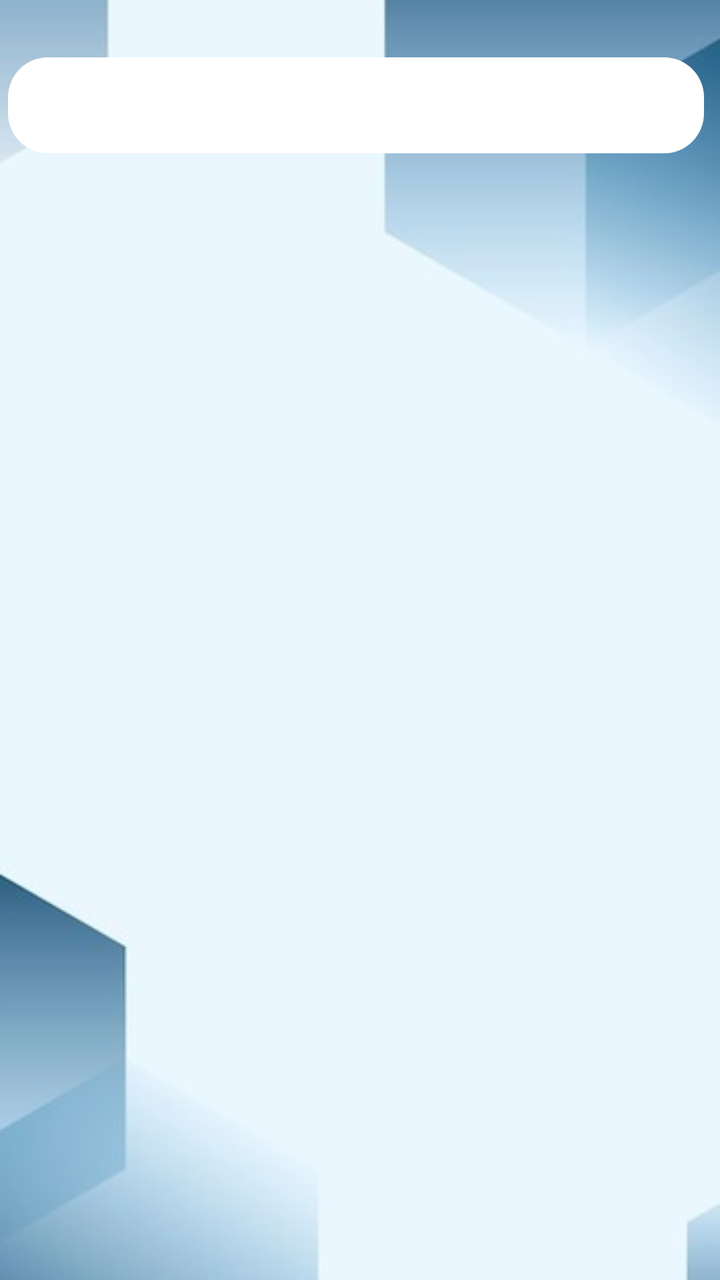
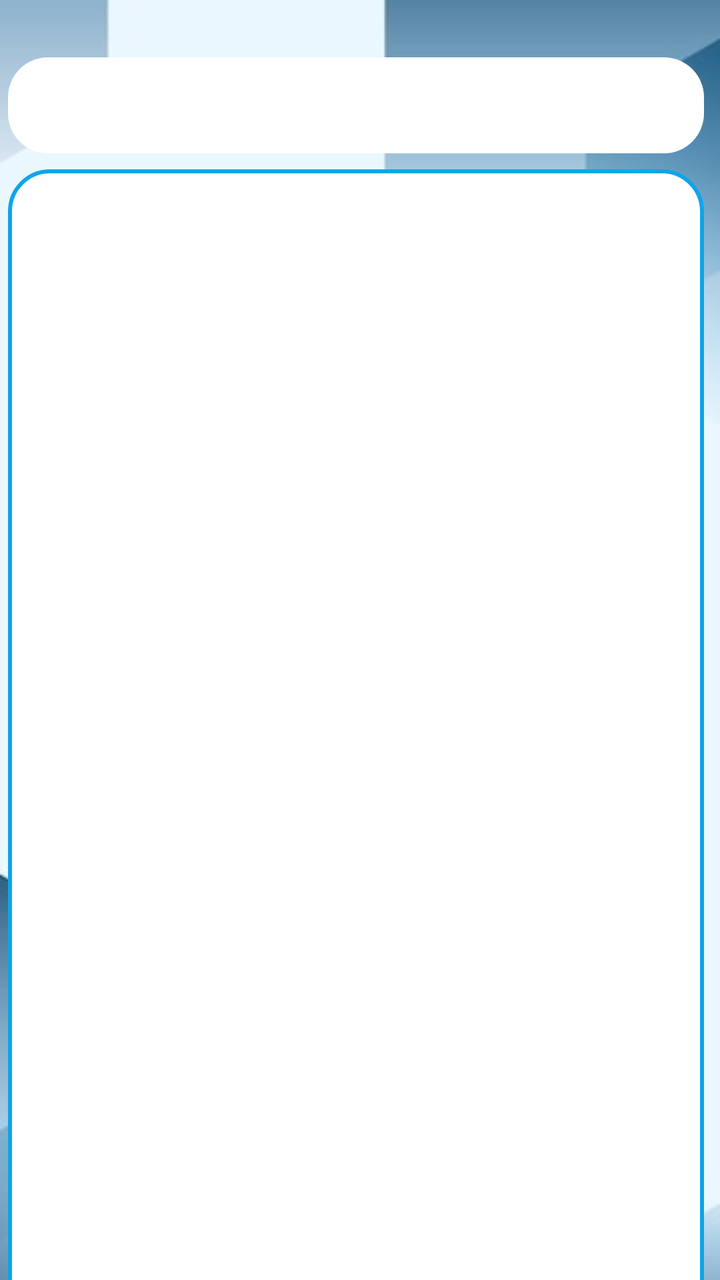

Screens rendered from an Android XML layout before and after an edit, with the pre-edit source and the edit as a unified diff.
<!-- AndroidManifest.xml: application theme Theme.Practical_4 -->
<!-- res/layout/activity_main.xml -->
<?xml version="1.0" encoding="utf-8"?>
<androidx.constraintlayout.widget.ConstraintLayout xmlns:android="http://schemas.android.com/apk/res/android"
    xmlns:app="http://schemas.android.com/apk/res-auto"
    xmlns:tools="http://schemas.android.com/tools"
    android:id="@+id/main"
    android:layout_width="match_parent"
    android:layout_height="match_parent"
    android:background="@drawable/background"
    tools:context=".activity.MainActivity">

    <TextView
        android:id="@+id/textView"
        android:layout_width="wrap_content"
        android:layout_height="wrap_content"
        android:layout_marginTop="32dp"
        android:text="@string/chat_app_txt"
        android:textColor="@color/colorPrimary"
        android:textSize="34sp"
        android:textStyle="bold"
        app:layout_constraintEnd_toEndOf="parent"
        app:layout_constraintStart_toStartOf="parent"
        app:layout_constraintTop_toTopOf="parent" />

    <androidx.constraintlayout.widget.ConstraintLayout
        android:layout_width="396dp"
        android:layout_height="645dp"
        android:layout_marginStart="24dp"
        android:layout_marginTop="8dp"
        android:layout_marginEnd="24dp"
        android:layout_marginBottom="16dp"
        app:layout_constraintBottom_toBottomOf="parent"
        app:layout_constraintEnd_toEndOf="parent"
        app:layout_constraintHorizontal_bias="0.529"
        app:layout_constraintStart_toStartOf="parent"
        app:layout_constraintTop_toBottomOf="@+id/textView"
        app:layout_constraintVertical_bias="0.533">

        <com.google.android.material.tabs.TabLayout
            android:id="@+id/tabLayout"
            android:layout_width="match_parent"
            android:layout_height="wrap_content"
            android:layout_marginStart="24dp"
            android:layout_marginEnd="24dp"
            android:background="@drawable/tab_background"
            app:layout_constraintEnd_toEndOf="parent"
            app:layout_constraintStart_toStartOf="parent"
            app:layout_constraintTop_toTopOf="parent">

        </com.google.android.material.tabs.TabLayout>

        <androidx.viewpager2.widget.ViewPager2
            android:id="@+id/view_pager"
            android:layout_width="match_parent"
            android:layout_height="0dp"
            android:layout_marginStart="24dp"
            android:layout_marginEnd="24dp"
            app:layout_constraintBottom_toBottomOf="parent"
            app:layout_constraintEnd_toEndOf="parent"
            app:layout_constraintStart_toStartOf="parent"
            app:layout_constraintTop_toBottomOf="@+id/tabLayout" />
    </androidx.constraintlayout.widget.ConstraintLayout>
</androidx.constraintlayout.widget.ConstraintLayout>
<!-- resources referenced by this layout -->
<resources>
  <color name="colorPrimary">#0ea5e9</color>
  <!-- drawable background: jpg bitmap (drawable, 7357 bytes) -->
  <!-- drawable tab_background (drawable) -->
  <?xml version="1.0" encoding="utf-8"?>
  <shape xmlns:android="http://schemas.android.com/apk/res/android" android:shape="rectangle">
  <solid android:color="@color/white"/>
      <corners android:radius="20dp"/>
  </shape>
  <string name="chat_app_txt">Chat App</string>
  <style name="Theme.Practical_4" parent="Theme.MaterialComponents.DayNight.NoActionBar">
          
          <item name="colorPrimary">@color/purple_500</item>
          <item name="colorPrimaryVariant">@color/purple_700</item>
          <item name="colorOnPrimary">@color/white</item>
          
          <item name="colorSecondary">@color/teal_200</item>
          <item name="colorSecondaryVariant">@color/teal_700</item>
          <item name="colorOnSecondary">@color/black</item>
          
          <item name="android:statusBarColor">?attr/colorPrimaryVariant</item>
          
      </style>
  <color name="white">#FFFFFFFF</color>
  <color name="purple_500">#FF6200EE</color>
  <color name="purple_700">#FF3700B3</color>
  <color name="teal_200">#FF03DAC5</color>
  <color name="teal_700">#FF018786</color>
  <color name="black">#FF000000</color>
</resources>

<!-- the commit's change to res/layout/activity_main.xml (unified diff, before → after) -->
@@ -53,7 +53,9 @@
             android:layout_width="match_parent"
             android:layout_height="0dp"
             android:layout_marginStart="24dp"
+            android:layout_marginTop="8dp"
             android:layout_marginEnd="24dp"
+            android:background="@drawable/viewpager_background"
             app:layout_constraintBottom_toBottomOf="parent"
             app:layout_constraintEnd_toEndOf="parent"
             app:layout_constraintStart_toStartOf="parent"
<!-- resource entries referenced after the edit -->
@@ -7,6 +7,15 @@
   <shape xmlns:android="http://schemas.android.com/apk/res/android" android:shape="rectangle">
   <solid android:color="@color/white"/>
       <corners android:radius="20dp"/>
+  </shape>
+  <!-- drawable viewpager_background (drawable) -->
+  <?xml version="1.0" encoding="utf-8"?>
+  <shape xmlns:android="http://schemas.android.com/apk/res/android" android:shape="rectangle">
+      <corners android:radius="20dp"/>
+  <solid android:color="@color/white"/>
+      <stroke
+          android:width="2dp"
+          android:color="@color/colorPrimary" />
   </shape>
   <string name="chat_app_txt">Chat App</string>
   <style name="Theme.Practical_4" parent="Theme.MaterialComponents.DayNight.NoActionBar">
